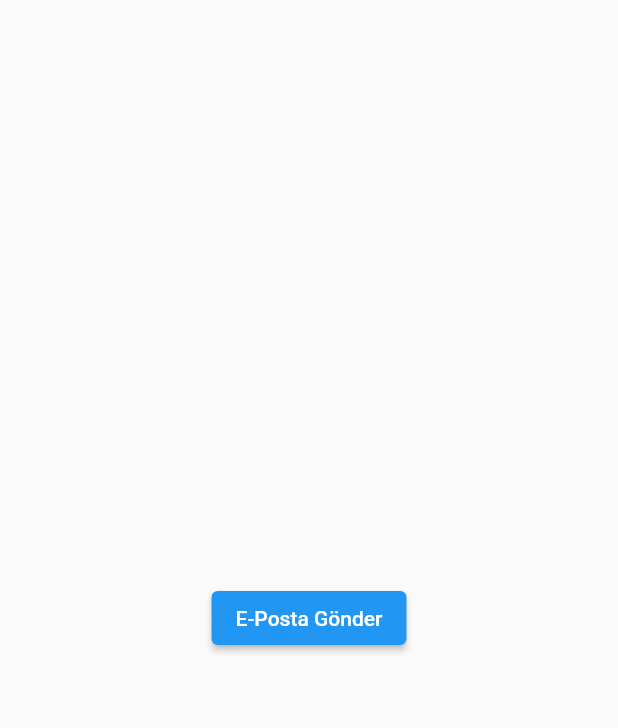
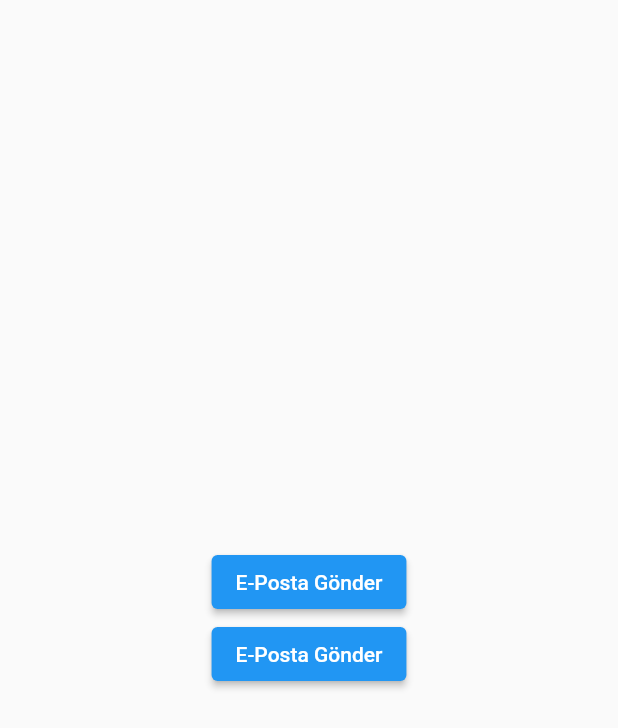
Before and after one commit to erolsarica/mail_urllauncher, a Flutter app: the screen it shows after launch, on a phone screen of 412 x 824 dp. Shown: the top 728 px of the screen. Run offline on Flutter 3.47's test engine with Material 2 defaults, Android fonts, the phone set to English and light mode, and no system bars.

Commit message:
title updated

```diff
--- a/lib/home_page.dart
+++ b/lib/home_page.dart
@@ -23,6 +23,13 @@ class _HomePageState extends State<HomePage> {
 
               },child: Text("E-Posta Gönder"),
             ),
+            ElevatedButton(
+              onPressed: (){
+
+                launchUrl(Uri.parse('mailto:erolsarica2@gmail.com?subject=Merhaba&body=E-posta konusu'));
+
+              },child: Text("E-Posta Gönder"),
+            ),
           ],
         ),
       ),
```
